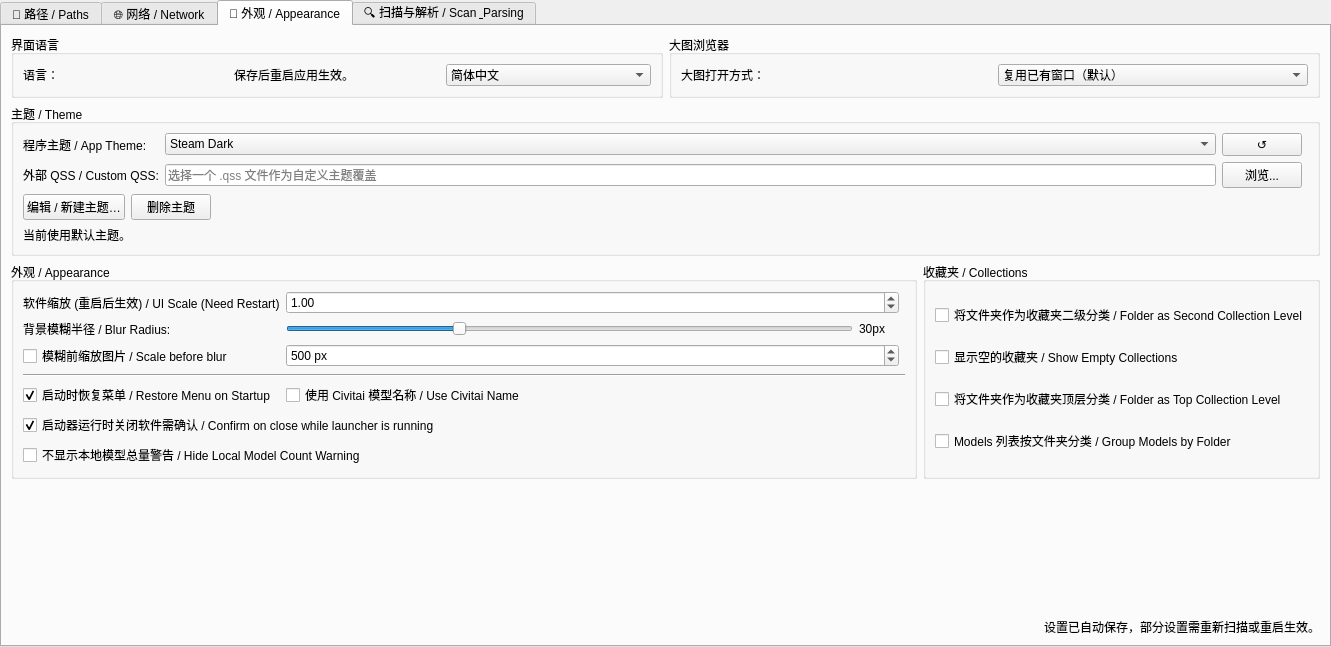
This is pages/settingspage.ui in hanbinhsh/SD-LoRA-Manager as Qt 5 draws it before an edit. The edited form follows.
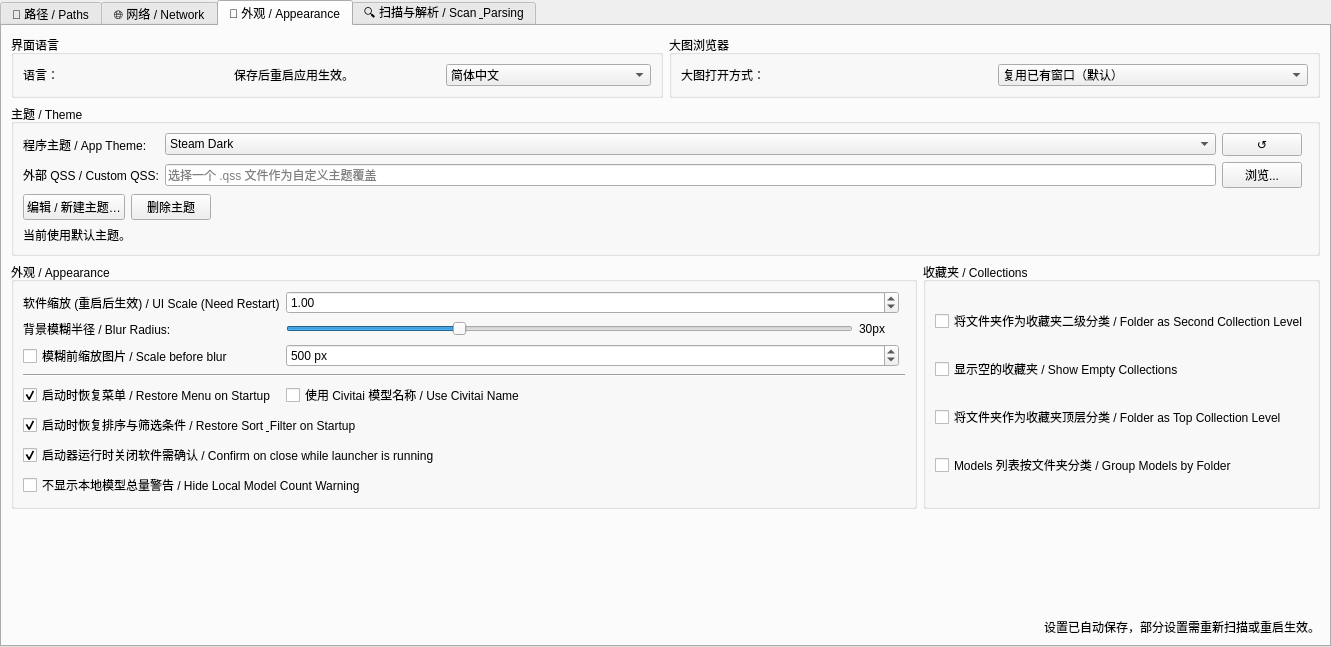
This is the edited form. The open tabs and pages were chosen to show the change.

```diff
--- a/pages/settingspage.ui
+++ b/pages/settingspage.ui
@@ -732,6 +732,19 @@
              </widget>
             </item>
             <item row="5" column="0" colspan="2">
+             <widget class="QCheckBox" name="chkRestoreFilterSortState">
+              <property name="toolTip">
+               <string>勾选后，退出软件前会自动保存当前的排序方式、底模/类型筛选、主页作者/Tag筛选及搜索条件，下次打开时自动恢复。</string>
+              </property>
+              <property name="text">
+               <string>启动时恢复排序与筛选条件 / Restore Sort &amp; Filter on Startup</string>
+              </property>
+              <property name="checked">
+               <bool>true</bool>
+              </property>
+             </widget>
+            </item>
+            <item row="6" column="0" colspan="2">
              <widget class="QCheckBox" name="chkConfirmCloseLauncherRunning">
               <property name="toolTip">
                <string>默认开启。当启动器中有 A1111/ComfyUI 进程正在运行时，关闭软件会弹窗确认（关闭软件会一并结束这些进程）。</string>
@@ -744,7 +757,7 @@
               </property>
              </widget>
             </item>
-            <item row="6" column="0" colspan="2">
+            <item row="7" column="0" colspan="2">
              <widget class="QCheckBox" name="chkSuppressLocalWarnings">
               <property name="toolTip">
                <string>勾选后，不再弹出“检测到 X 个本地/已编辑模型”的总量提醒；单个模型的覆盖确认仍会保留。</string>
```
